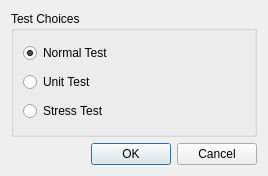
Qt form neurolabi/gui/dialogs/ztestoptiondialog.ui (janelia-flyem/NeuTu) before a commit.
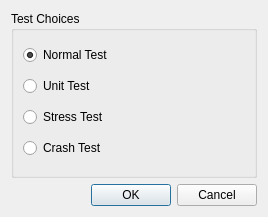
The same form after that commit.

Diff of the .ui file:
```diff
--- a/neurolabi/gui/dialogs/ztestoptiondialog.ui
+++ b/neurolabi/gui/dialogs/ztestoptiondialog.ui
@@ -7,7 +7,7 @@
     <x>0</x>
     <y>0</y>
     <width>268</width>
-    <height>176</height>
+    <height>217</height>
    </rect>
   </property>
   <property name="windowTitle">
@@ -44,6 +44,13 @@
         </property>
        </widget>
       </item>
+      <item>
+       <widget class="QRadioButton" name="crashTestRadioButton">
+        <property name="text">
+         <string>Crash Test</string>
+        </property>
+       </widget>
+      </item>
      </layout>
      <zorder>stressTestRadioButton</zorder>
      <zorder>normalTestRadioButton</zorder>
```
Left out of the diff: 1 changed line with no effect on the pictures.
